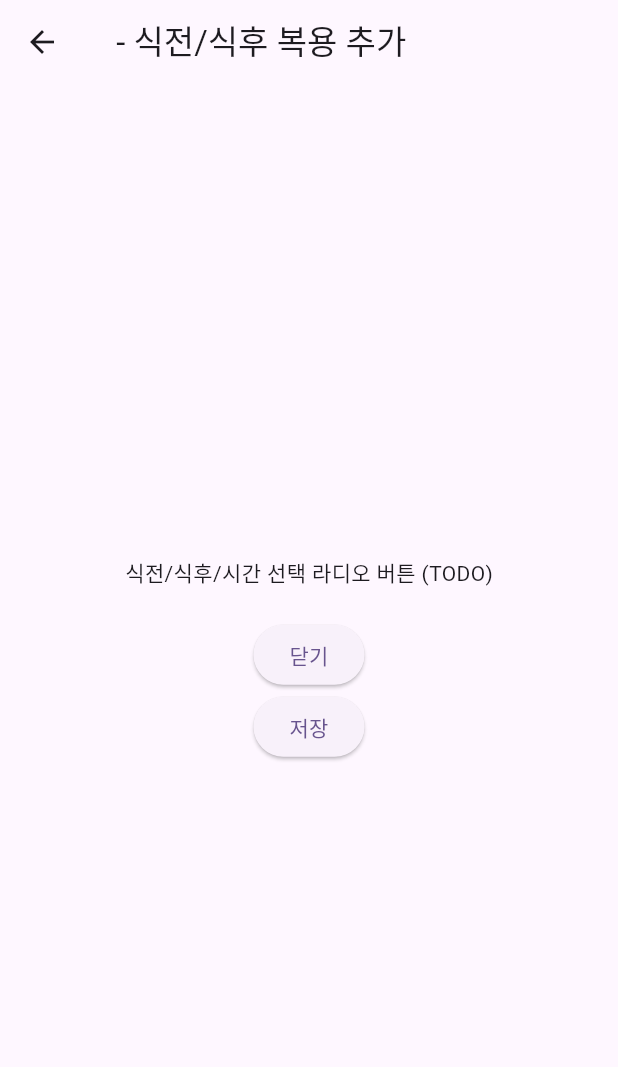
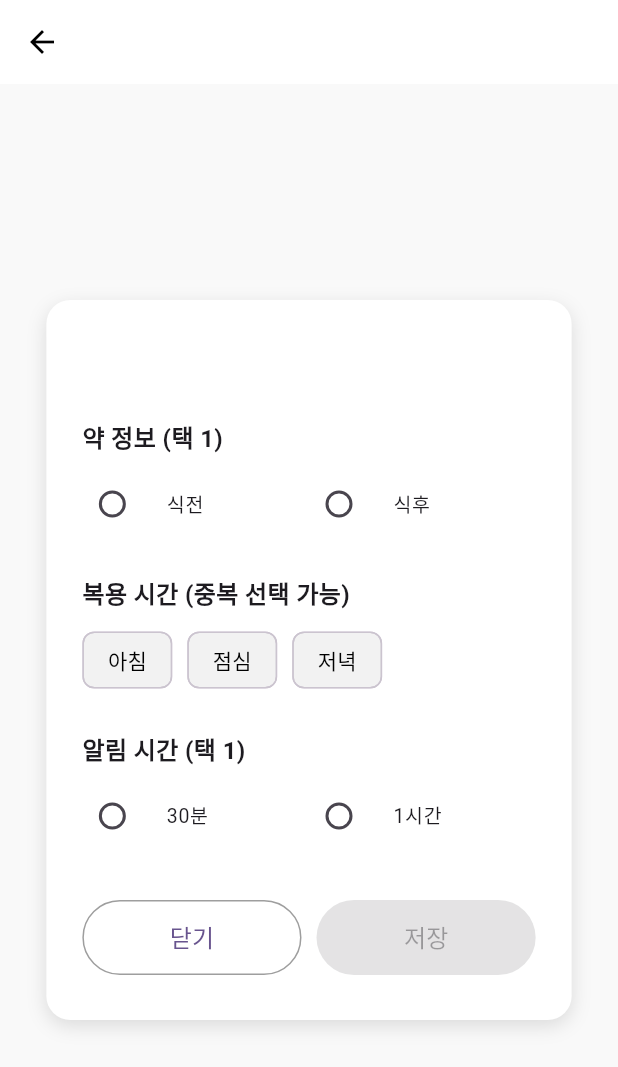
Before and after one commit to gdsc-ssu/ongi-app, a Flutter app: the PrePostMealMedicineAdder screen opened directly with empty values, on a phone screen of 412 x 824 dp. Shown: the top 1067 px of the screen. Run offline on Flutter 3.47's test engine with Material 3 defaults, Android fonts, the phone set to English and light mode, and no system bars.

Commit message:
[design] prepost_medicine

```diff
--- a/ongi/lib/components/medicine/prepost_meal_medicine_adder.dart
+++ b/ongi/lib/components/medicine/prepost_meal_medicine_adder.dart
@@ -1,29 +1,160 @@
 import 'package:flutter/material.dart';
 
-class PrePostMealMedicineAdder extends StatelessWidget {
+class PrePostMealMedicineAdder extends StatefulWidget {
   final String medicineName;
 
   const PrePostMealMedicineAdder({super.key, required this.medicineName});
 
   @override
+  State<PrePostMealMedicineAdder> createState() => _PrePostMealMedicineAdderState();
+}
+
+class _PrePostMealMedicineAdderState extends State<PrePostMealMedicineAdder> {
+  String? _mealTiming; // '식전' or '식후'
+  final Set<String> _mealTimes = {}; // '아침', '점심', '저녁'
+  String? _alertTiming; // '30분' or '1시간'
+
+  void _toggleMealTime(String meal) {
+    setState(() {
+      if (_mealTimes.contains(meal)) {
+        _mealTimes.remove(meal);
+      } else {
+        _mealTimes.add(meal);
+      }
+    });
+  }
+
+  bool get _isValid {
+    return _mealTiming != null && _mealTimes.isNotEmpty && _alertTiming != null;
+  }
+
+  @override
   Widget build(BuildContext context) {
     return Scaffold(
-      appBar: AppBar(title: Text('$medicineName - 식전/식후 복용 추가')),
+      backgroundColor: const Color(0xFFF9F9F9),
+      appBar: AppBar(
+        backgroundColor: Colors.white,
+        elevation: 0,
+        foregroundColor: Colors.black,
+      ),
       body: Center(
-        child: Column(
-          mainAxisAlignment: MainAxisAlignment.center,
-          children: [
-            const Text('식전/식후/시간 선택 라디오 버튼 (TODO)'),
-            const SizedBox(height: 20),
-            ElevatedButton(
-              onPressed: () => Navigator.pop(context),
-              child: const Text('닫기'),
-            ),
-            ElevatedButton(
-              onPressed: () => Navigator.pop(context),
-              child: const Text('저장'),
-            ),
-          ],
+        child: Container(
+          width: MediaQuery.of(context).size.width * 0.85,
+          padding: const EdgeInsets.symmetric(vertical: 30, horizontal: 24),
+          decoration: BoxDecoration(
+            color: Colors.white,
+            borderRadius: BorderRadius.circular(16),
+            boxShadow: [
+              BoxShadow(
+                color: Colors.black12,
+                blurRadius: 10,
+                offset: Offset(0, 4),
+              ),
+            ],
+          ),
+          child: Column(
+            mainAxisSize: MainAxisSize.min,
+            crossAxisAlignment: CrossAxisAlignment.start,
+            children: [
+              Text(
+                widget.medicineName,
+                style: const TextStyle(fontSize: 18, fontWeight: FontWeight.bold),
+              ),
+              const SizedBox(height: 24),
+
+              const Text('약 정보 (택 1)', style: TextStyle(fontSize: 16, fontWeight: FontWeight.bold)),
+              const SizedBox(height: 8),
+              Row(
+                children: ['식전', '식후'].map((option) {
+                  return Expanded(
+                    child: RadioListTile<String>(
+                      title: Text(option),
+                      value: option,
+                      groupValue: _mealTiming,
+                      onChanged: (value) {
+                        setState(() {
+                          _mealTiming = value;
+                        });
+                      },
+                      contentPadding: EdgeInsets.zero,
+                      dense: true,
+                    ),
+                  );
+                }).toList(),
+              ),
+              const SizedBox(height: 24),
+
+              const Text('복용 시간 (중복 선택 가능)', style: TextStyle(fontSize: 16, fontWeight: FontWeight.bold)),
+              const SizedBox(height: 8),
+              Wrap(
+                spacing: 10,
+                children: ['아침', '점심', '저녁'].map((meal) {
+                  return FilterChip(
+                    label: Text(meal),
+                    selected: _mealTimes.contains(meal),
+                    onSelected: (_) => _toggleMealTime(meal),
+                    selectedColor: const Color(0xFFFFE0D1),
+                    checkmarkColor: Colors.deepOrange,
+                    backgroundColor: const Color(0xFFF2F2F2),
+                    labelStyle: TextStyle(
+                      color: _mealTimes.contains(meal) ? Colors.deepOrange : Colors.black,
+                    ),
+                  );
+                }).toList(),
+              ),
+              const SizedBox(height: 24),
+
+              const Text('알림 시간 (택 1)', style: TextStyle(fontSize: 16, fontWeight: FontWeight.bold)),
+              const SizedBox(height: 8),
+              Row(
+                children: ['30분', '1시간'].map((option) {
+                  return Expanded(
+                    child: RadioListTile<String>(
+                      title: Text(option),
+                      value: option,
+                      groupValue: _alertTiming,
+                      onChanged: (value) {
+                        setState(() {
+                          _alertTiming = value;
+                        });
+                      },
+                      contentPadding: EdgeInsets.zero,
+                      dense: true,
+                    ),
+                  );
+                }).toList(),
+              ),
+              const SizedBox(height: 32),
+
+              Row(
+                children: [
+                  Expanded(
+                    child: OutlinedButton(
+                      onPressed: () => Navigator.pop(context),
+                      style: OutlinedButton.styleFrom(
+                        minimumSize: const Size.fromHeight(50),
+                        side: const BorderSide(color: Colors.grey),
+                      ),
+                      child: const Text('닫기', style: TextStyle(fontSize: 16)),
+                    ),
+                  ),
+                  const SizedBox(width: 10),
+                  Expanded(
+                    child: ElevatedButton(
+                      onPressed: _isValid ? () {
+                        // 저장 로직
+                      } : null,
+                      style: ElevatedButton.styleFrom(
+                        minimumSize: const Size.fromHeight(50),
+                        backgroundColor: Colors.deepOrange,
+                      ),
+                      child: const Text('저장', style: TextStyle(fontSize: 16)),
+                    ),
+                  ),
+                ],
+              )
+            ],
+          ),
         ),
       ),
     );
```
